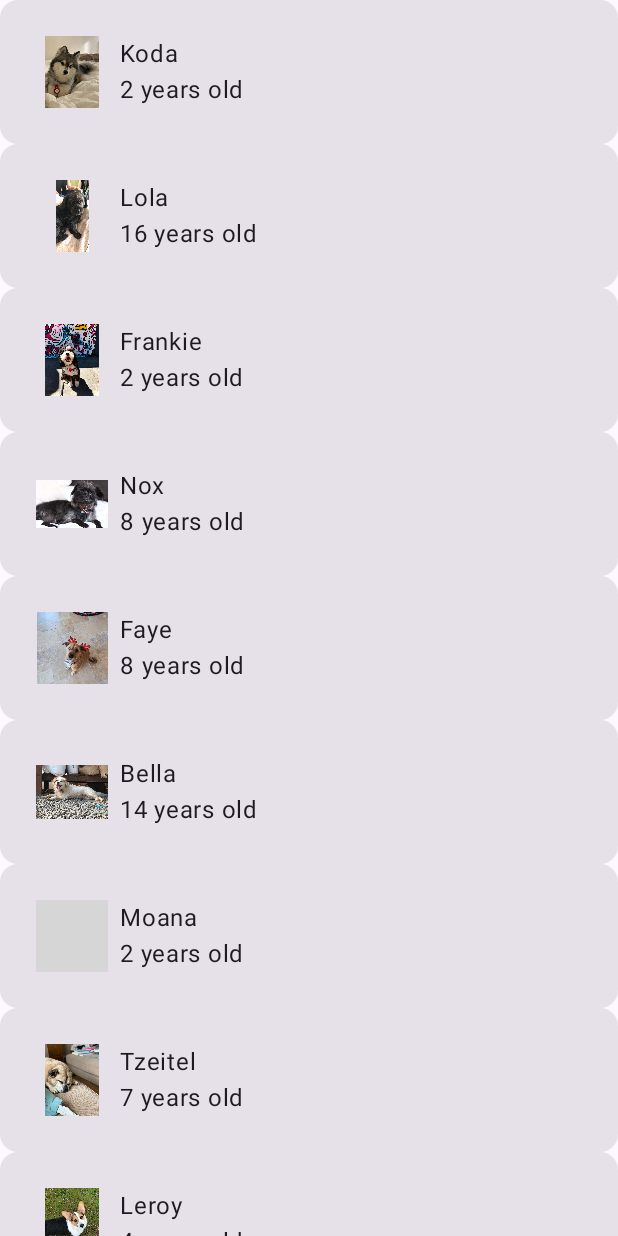
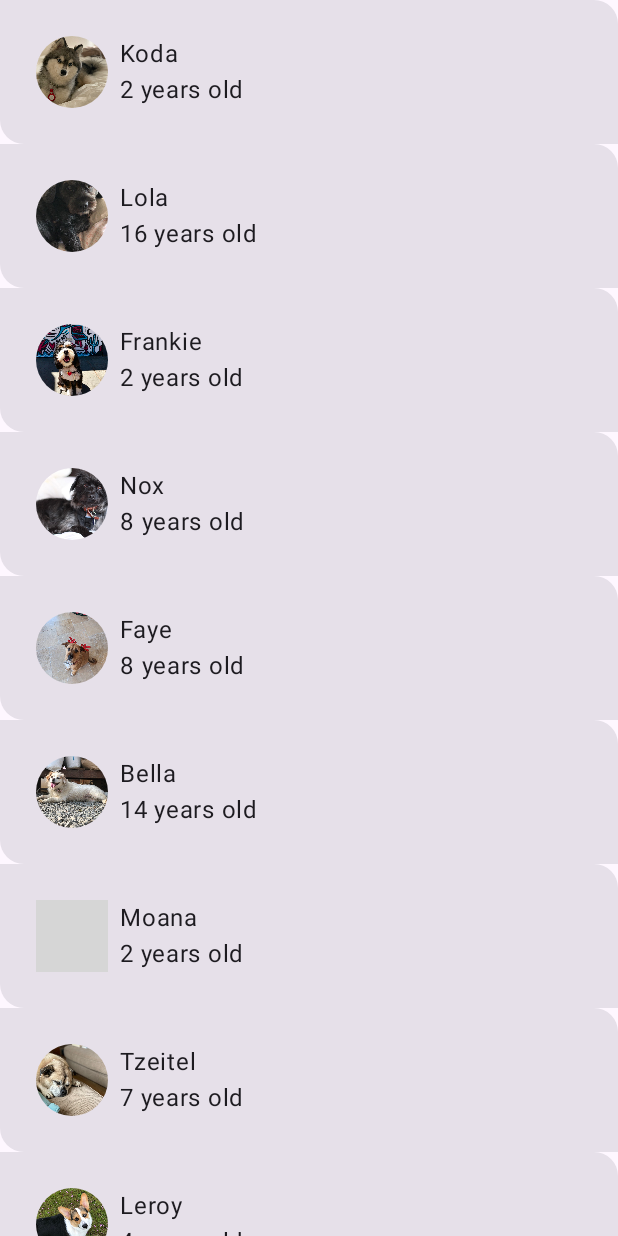
Before and after one commit to SriSanjayKumarM/Woof, an Android app built with Jetpack Compose: the screen it shows after launch (MainActivity), on a phone screen of 412 x 824 dp. Run offline under Robolectric (Android 15) with nearby library versions, the phone set to English and light mode, and no system bars; grey boxes are pictures that could not be loaded.

Commit message:
modified shapes kt file

```diff
--- a/app/src/main/java/com/example/woof/MainActivity.kt
+++ b/app/src/main/java/com/example/woof/MainActivity.kt
@@ -15,11 +15,14 @@ import androidx.compose.foundation.layout.size
 import androidx.compose.foundation.lazy.LazyColumn
 import androidx.compose.foundation.lazy.items
 import androidx.compose.material3.Card
+import androidx.compose.material3.MaterialTheme
 import androidx.compose.material3.Scaffold
 import androidx.compose.material3.Surface
 import androidx.compose.material3.Text
 import androidx.compose.runtime.Composable
 import androidx.compose.ui.Modifier
+import androidx.compose.ui.draw.clip
+import androidx.compose.ui.layout.ContentScale
 import androidx.compose.ui.res.dimensionResource
 import androidx.compose.ui.res.painterResource
 import androidx.compose.ui.res.stringResource
@@ -84,8 +87,11 @@ fun DogIcon(
     Image(
         modifier = modifier
             .size(dimensionResource(R.dimen.image_size))
-            .padding(dimensionResource(R.dimen.padding_small)),
+            .padding(dimensionResource(R.dimen.padding_small))
+            .clip(MaterialTheme.shapes.small),
         painter = painterResource(dog.imageResourceId),
+        contentScale = ContentScale.Crop,
+        //contentScale crops the image to fit. Note that contentScale is an attribute of Image, and not part of the modifier.
 
         // Content Description is not needed here - image is decorative, and setting a null content
         // description allows accessibility services to skip this element during navigation.
@@ -120,3 +126,10 @@ fun WoofPreview() {
         WoofApp()
     }
 }
+@Preview
+@Composable
+fun WoofDarkThemePreview() {
+    WoofTheme(darkTheme = true) {
+        WoofApp()
+    }
+}
--- a/app/src/main/java/com/example/woof/ui/theme/Shape.kt
+++ b/app/src/main/java/com/example/woof/ui/theme/Shape.kt
@@ -6,4 +6,10 @@ import androidx.compose.ui.unit.dp
 
 val Shapes = Shapes(
     small = RoundedCornerShape(50.dp),
+    medium = RoundedCornerShape(
+        topStart = 0.dp,
+        bottomStart = 16.dp,
+        topEnd = 16.dp,
+        bottomEnd = 0.dp
+    )
 )
--- a/app/src/main/java/com/example/woof/ui/theme/Type.kt
+++ b/app/src/main/java/com/example/woof/ui/theme/Type.kt
@@ -2,6 +2,6 @@ package com.example.woof.ui.theme
 
 import androidx.compose.material3.Typography
 
-// Set of Material typography styles to start with
+
 val Typography = Typography(
 )
```
